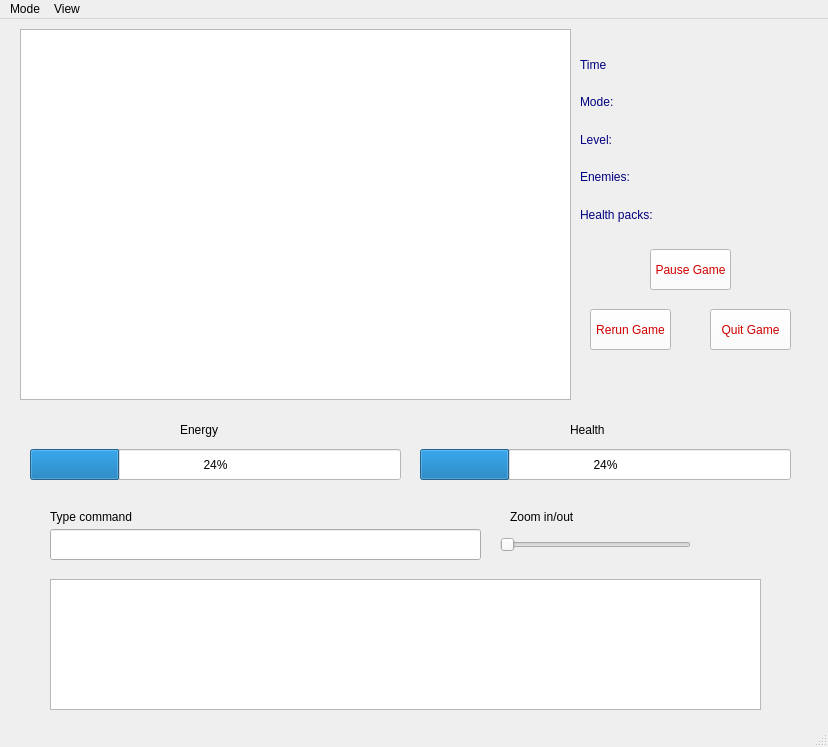
Old version of the form gamewindow.ui in the repository nicogutz/APT-Qt-Game.
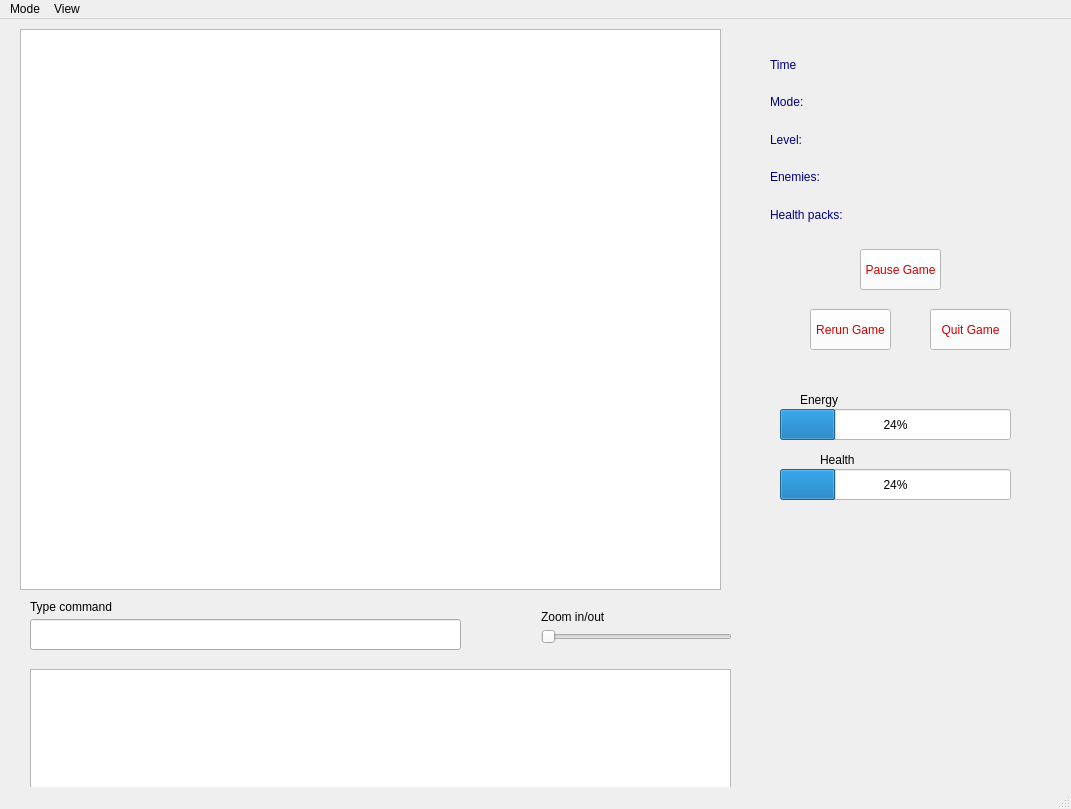
New version of the form.

Commit message: connected view to main window but doesn't work 100%

The edit to the form file:
```diff
--- a/gamewindow.ui
+++ b/gamewindow.ui
@@ -6,8 +6,8 @@
    <rect>
     <x>0</x>
     <y>0</y>
-    <width>828</width>
-    <height>747</height>
+    <width>1071</width>
+    <height>809</height>
    </rect>
   </property>
   <property name="windowTitle">
@@ -17,9 +17,9 @@
    <widget class="QProgressBar" name="energy">
     <property name="geometry">
      <rect>
-      <x>30</x>
-      <y>430</y>
-      <width>371</width>
+      <x>780</x>
+      <y>450</y>
+      <width>231</width>
       <height>31</height>
      </rect>
     </property>
@@ -54,8 +54,8 @@
    <widget class="QLabel" name="energy_label">
     <property name="geometry">
      <rect>
-      <x>180</x>
-      <y>400</y>
+      <x>800</x>
+      <y>370</y>
       <width>71</width>
       <height>21</height>
      </rect>
@@ -72,9 +72,9 @@
    <widget class="QProgressBar" name="health">
     <property name="geometry">
      <rect>
-      <x>420</x>
-      <y>430</y>
-      <width>371</width>
+      <x>780</x>
+      <y>390</y>
+      <width>231</width>
       <height>31</height>
      </rect>
     </property>
@@ -109,8 +109,8 @@
    <widget class="QLabel" name="health_label">
     <property name="geometry">
      <rect>
-      <x>570</x>
-      <y>400</y>
+      <x>820</x>
+      <y>430</y>
       <width>71</width>
       <height>21</height>
      </rect>
@@ -128,7 +128,7 @@
    <widget class="QPushButton" name="pause">
     <property name="geometry">
      <rect>
-      <x>650</x>
+      <x>860</x>
       <y>230</y>
       <width>81</width>
       <height>41</height>
@@ -145,8 +145,8 @@
    <widget class="QSlider" name="horizontalSlider">
     <property name="geometry">
      <rect>
-      <x>500</x>
-      <y>510</y>
+      <x>541</x>
+      <y>602</y>
       <width>191</width>
       <height>31</height>
      </rect>
@@ -158,8 +158,8 @@
    <widget class="QLabel" name="zoom_label">
     <property name="geometry">
      <rect>
-      <x>510</x>
-      <y>490</y>
+      <x>541</x>
+      <y>590</y>
       <width>111</width>
       <height>16</height>
      </rect>
@@ -173,15 +173,15 @@
      <rect>
       <x>20</x>
       <y>10</y>
-      <width>551</width>
-      <height>371</height>
+      <width>701</width>
+      <height>561</height>
      </rect>
     </property>
    </widget>
    <widget class="QWidget" name="layoutWidget">
     <property name="geometry">
      <rect>
-      <x>580</x>
+      <x>770</x>
       <y>30</y>
       <width>241</width>
       <height>181</height>
@@ -252,8 +252,8 @@
    <widget class="QLineEdit" name="textEdit">
     <property name="geometry">
      <rect>
-      <x>50</x>
-      <y>510</y>
+      <x>30</x>
+      <y>600</y>
       <width>431</width>
       <height>31</height>
      </rect>
@@ -262,9 +262,9 @@
    <widget class="QPlainTextEdit" name="plainTextEdit">
     <property name="geometry">
      <rect>
-      <x>50</x>
-      <y>560</y>
-      <width>711</width>
+      <x>30</x>
+      <y>650</y>
+      <width>701</width>
       <height>131</height>
      </rect>
     </property>
@@ -272,8 +272,8 @@
    <widget class="QLabel" name="type_command">
     <property name="geometry">
      <rect>
-      <x>50</x>
-      <y>490</y>
+      <x>30</x>
+      <y>580</y>
       <width>231</width>
       <height>16</height>
      </rect>
@@ -285,7 +285,7 @@
    <widget class="QPushButton" name="rerun_game_2">
     <property name="geometry">
      <rect>
-      <x>590</x>
+      <x>810</x>
       <y>290</y>
       <width>81</width>
       <height>41</height>
@@ -302,7 +302,7 @@
    <widget class="QPushButton" name="quit_game">
     <property name="geometry">
      <rect>
-      <x>710</x>
+      <x>930</x>
       <y>290</y>
       <width>81</width>
       <height>41</height>
@@ -322,7 +322,7 @@
     <rect>
      <x>0</x>
      <y>0</y>
-     <width>828</width>
+     <width>1071</width>
      <height>21</height>
     </rect>
    </property>
```
The commit also changes 4 other files.
